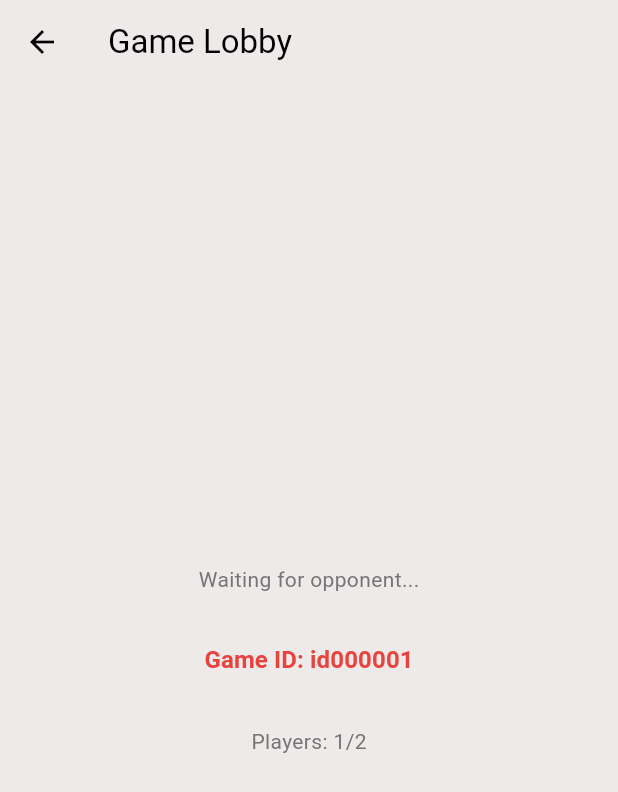
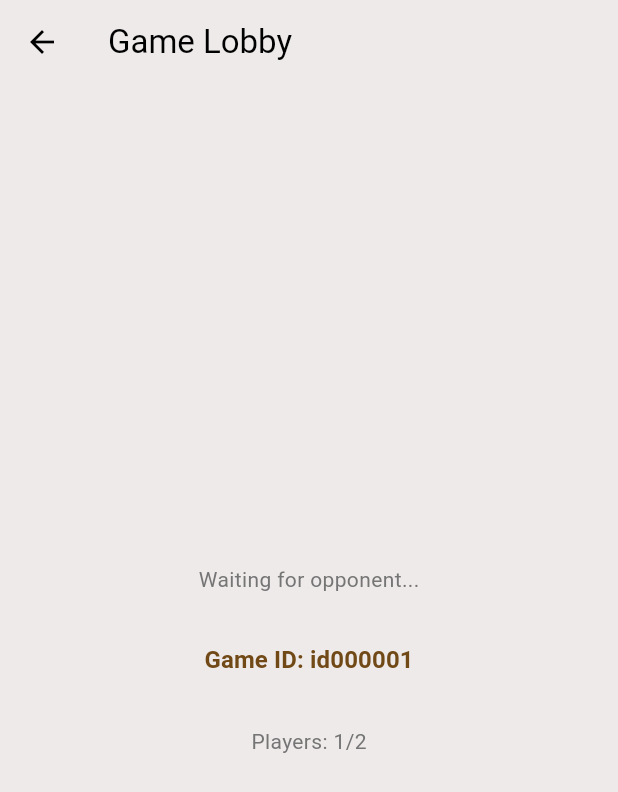
Before and after one commit to Leleocastro/onitama-game, a Flutter app: the screen it shows once a user with an empty profile is signed in, after a tap on "Private Game", after a tap on "Create Online Game", on a phone screen of 412 x 824 dp. Shown: the top 792 px of the screen. Run offline on Flutter 3.47's test engine with Material 3 defaults, Android fonts, the phone set to English and light mode, and no system bars; our stand-ins replace cached_network_image, cloud_firestore, firebase_auth, firebase_core, google_mobile_ads; accounts and stored records are empty; network calls fail.

Commit message:
feat: changing main color

```diff
--- a/lib/screens/menu_screen.dart
+++ b/lib/screens/menu_screen.dart
@@ -323,7 +323,7 @@ class _MenuScreenState extends State<MenuScreen> {
                           ),
                         ),
                         Text(l10n.gameOfTheMasters, style: Theme.of(context).textTheme.titleMedium),
-                        const SizedBox(height: 60),
+                        const SizedBox(height: 30),
                         StyledButton(
                           onPressed: () {
                             Navigator.push(
--- a/lib/style/theme.dart
+++ b/lib/style/theme.dart
@@ -1,10 +1,10 @@
 import 'package:flutter/material.dart';
 
 class AppTheme {
-  static const Color primary = Color.fromARGB(255, 233, 67, 62);
+  static const Color primary = Color.fromARGB(255, 112, 73, 22);
   static const Color primaryDark = Color(0xFF4E342E);
   static const Color primaryLight = Color(0xFF8D6E63);
-  static const Color accent = Color(0xFFFF9800);
+  static const Color accent = Color.fromARGB(255, 211, 134, 18);
   static const Color background = Color.fromARGB(255, 239, 234, 234);
   static const Color textPrimary = Color(0xFF212121);
   static const Color textSecondary = Color(0xFF757575);
```
